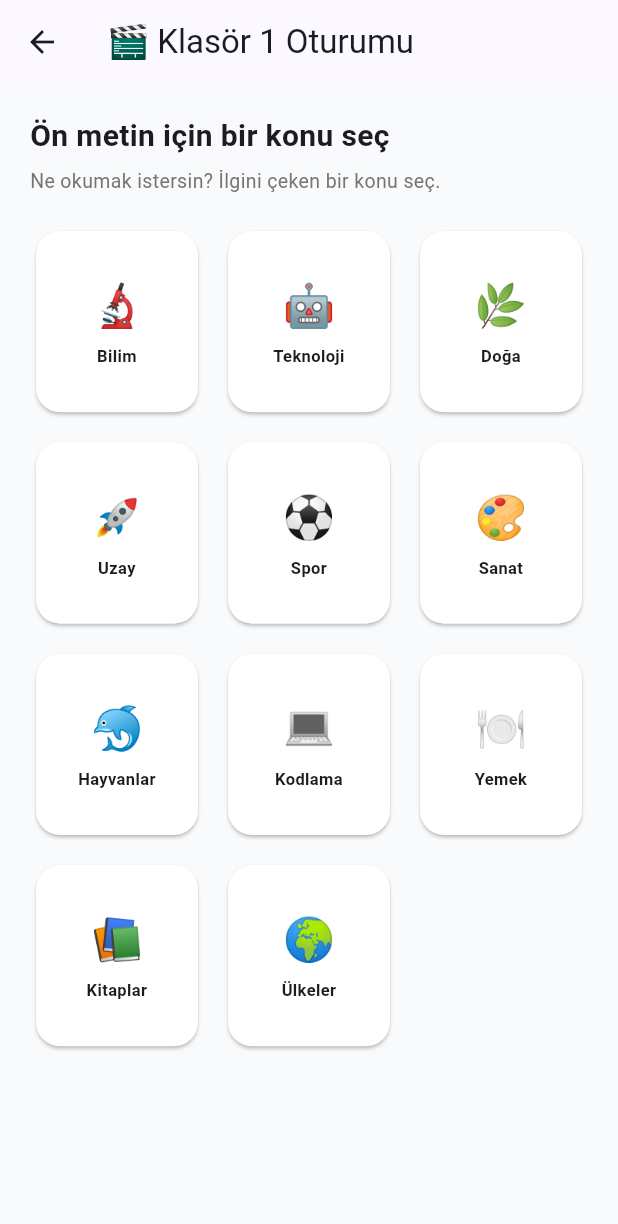
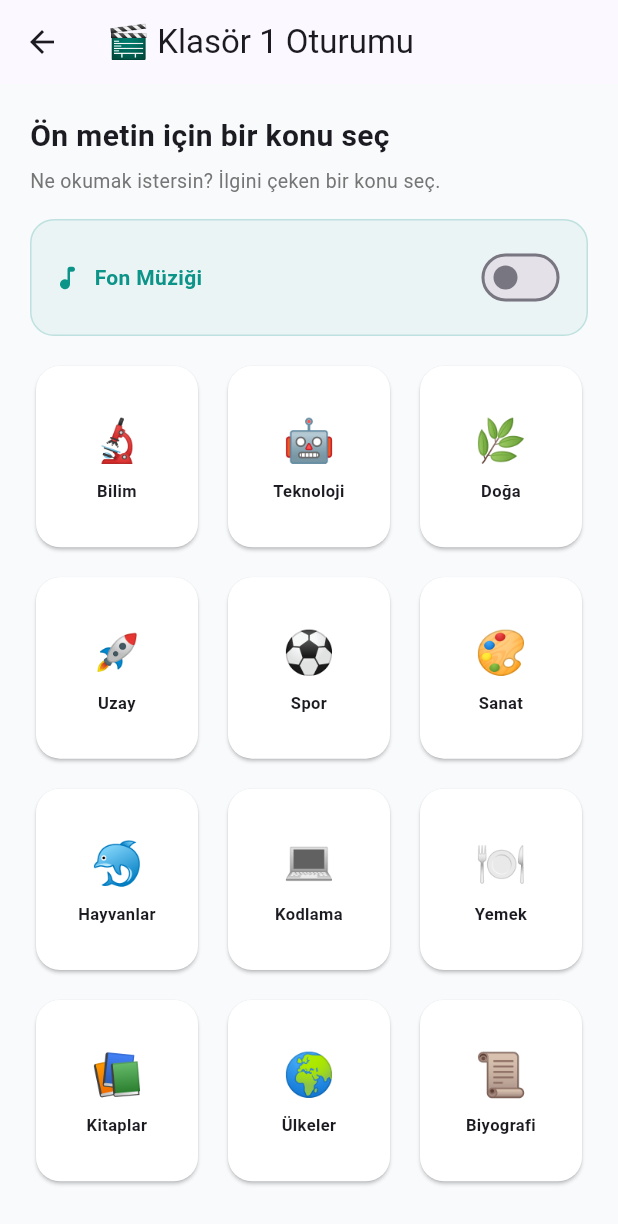
Before and after one commit to senerh6161-design/hizli-okuma-uygulamasi, a Flutter app: the Folder1SessionPage screen opened directly, after a tap on "OTURUMU BAŞLAT", on a phone screen of 412 x 824 dp. Shown: the top 1224 px of the screen. Run offline on Flutter 3.47's test engine with Material 3 defaults, Android fonts, the phone set to English and light mode, and no system bars; our stand-ins replace audioplayers, cloud_firestore, firebase_auth, firebase_core, shared_preferences; accounts and stored records are empty.

Commit message:
fon müzik eklendi

```diff
--- a/lib/models/audio_manager.dart
+++ b/lib/models/audio_manager.dart
@@ -1,30 +1,65 @@
 import 'package:audioplayers/audioplayers.dart';
+import 'package:flutter/foundation.dart';
 import 'settings_manager.dart';
 
-/// Okuma ekranlarında çalınan, kendi ürettiğimiz (telifsiz) sakin arka plan
-/// tonu. SettingsManager.isBackgroundMusicOn kapalıysa hiç çalmaz.
+/// Okuma ekranlarında çalınan fon müziği parçaları. 'calm' kendi ürettiğimiz
+/// (telifsiz) sentetik ton; 'motivational' ve 'inspiration' telifsiz
+/// (Pixabay) kaynaklardan indirilip projeye eklenmiş gerçek müzik parçaları.
+class BackgroundTrack {
+  final String id;
+  final String label;
+  final String asset;
+  const BackgroundTrack(this.id, this.label, this.asset);
+}
+
+const List<BackgroundTrack> kBackgroundTracks = [
+  BackgroundTrack('calm', '🎶 Sakin Ton', 'audio/calm_ambient.wav'),
+  BackgroundTrack('motivational', '🎵 Motivasyon', 'audio/bg_motivational.mp3'),
+  BackgroundTrack('inspiration', '🎵 İlham', 'audio/bg_inspiration.wav'),
+];
+
+BackgroundTrack trackById(String id) =>
+    kBackgroundTracks.firstWhere((t) => t.id == id, orElse: () => kBackgroundTracks.first);
+
+/// SettingsManager.isBackgroundMusicOn kapalıysa hiç çalmaz. Hangi parçanın
+/// çalınacağı SettingsManager.backgroundMusicTrack ile belirlenir.
 class AudioManager {
   static final AudioPlayer _player = AudioPlayer();
   static bool _isPlaying = false;
+  static String? _currentTrackId;
 
   static Future<void> startAmbient() async {
     if (!SettingsManager.isBackgroundMusicOn) return;
-    if (_isPlaying) return;
+    final trackId = SettingsManager.backgroundMusicTrack;
+    if (_isPlaying && _currentTrackId == trackId) return;
     _isPlaying = true;
+    _currentTrackId = trackId;
     try {
+      await _player.stop();
       await _player.setReleaseMode(ReleaseMode.loop);
       await _player.setVolume(0.5);
-      await _player.play(AssetSource('audio/calm_ambient.wav'));
-    } catch (_) {
-      // Ses cihazda/platformda çalışmazsa sessizce yok say — arka plan
-      // müziği bir "olursa iyi olur" özelliğidir, egzersizi engellemez.
+      await _player.play(AssetSource(trackById(trackId).asset));
+    } catch (e) {
+      // Ses cihazda/platformda çalışmazsa exercise'i engellemeden devam et,
+      // ama nedeni konsola yaz ki "ses gelmiyor" sorunları teşhis edilebilsin.
+      debugPrint('AudioManager: "$trackId" parçası çalınamadı: $e');
       _isPlaying = false;
+      _currentTrackId = null;
     }
+  }
+
+  /// Kullanıcı okumaya başlamadan ÖNCE parça değiştirirse (fon müziği zaten
+  /// çalıyorsa) yeni seçimle sorunsuz devam etsin diye.
+  static Future<void> switchTrackIfPlaying() async {
+    if (!_isPlaying) return;
+    _isPlaying = false;
+    await startAmbient();
   }
 
   static Future<void> stopAmbient() async {
     if (!_isPlaying) return;
     _isPlaying = false;
+    _currentTrackId = null;
     try {
       await _player.stop();
     } catch (_) {}
--- a/lib/models/comprehension_data.dart
+++ b/lib/models/comprehension_data.dart
@@ -41,6 +41,7 @@ class ComprehensionData {
     ReadingTopic(id: 'yemek', title: 'Yemek', emoji: '🍽️'),
     ReadingTopic(id: 'kitaplar', title: 'Kitaplar', emoji: '📚'),
     ReadingTopic(id: 'ulkeler', title: 'Ülkeler', emoji: '🌍'),
+    ReadingTopic(id: 'biyografi', title: 'Biyografi', emoji: '📜'),
   ];
 
   static ReadingTopic? topicById(String? id) {
@@ -364,6 +365,78 @@ class ComprehensionData {
         },
       ],
     ),
+    ReadingPassage(
+      id: 'p14',
+      title: 'İbni Sina: Tıbbın Öncüsü',
+      topic: 'biyografi',
+      content:
+          'İbni Sina, 980 yılında bugünkü Özbekistan sınırları içinde doğmuş ünlü bir bilgin ve hekimdir. Küçük yaşta tıp, felsefe ve matematik alanlarında kendini yetiştirmiş, on sekiz yaşına geldiğinde döneminin önde gelen hekimlerinden biri olmuştur. En bilinen eseri El-Kânun fi\'t-Tıbb (Tıbbın Kanunu), yüzyıllarca hem İslam dünyasında hem de Avrupa üniversitelerinde tıp eğitiminin temel kaynağı olarak okutulmuştur. İbni Sina\'nın çalışmaları, modern tıbbın gelişimine de önemli katkılar sağlamıştır.',
+      questions: [
+        {
+          'question': 'İbni Sina\'nın en bilinen eseri El-Kânun fi\'t-Tıbb\'dır.',
+          'answers': ['Doğru', 'Yanlış'],
+          'correct': 0,
+        },
+        {
+          'question': 'İbni Sina\'nın eserleri sadece İslam dünyasında okutulmuş, Avrupa\'da hiç kullanılmamıştır.',
+          'answers': ['Doğru', 'Yanlış'],
+          'correct': 1,
+        },
+        {
+          'question': 'İbni Sina, küçük yaşta tıp, felsefe ve matematik alanlarında kendini yetiştirmiştir.',
+          'answers': ['Doğru', 'Yanlış'],
+          'correct': 0,
+        },
+      ],
+    ),
+    ReadingPassage(
+      id: 'p15',
+      title: 'Ali Kuşçu: Yıldızların Bilgini',
+      topic: 'biyografi',
+      content:
+          'Ali Kuşçu, 15. yüzyılda yaşamış önemli bir Türk astronomu ve matematikçisidir. Semerkant\'ta Uluğ Bey Rasathanesi\'nde çalışarak gök cisimleri üzerine değerli gözlemler yapmıştır. Fatih Sultan Mehmed\'in daveti üzerine İstanbul\'a gelmiş, burada matematik ve astronomi alanında dersler vermiştir. Ali Kuşçu\'nun bilime katkılarını anmak için Ay üzerindeki bir krater onun adıyla anılmaktadır.',
+      questions: [
+        {
+          'question': 'Ali Kuşçu, Uluğ Bey Rasathanesi\'nde çalışmıştır.',
+          'answers': ['Doğru', 'Yanlış'],
+          'correct': 0,
+        },
+        {
+          'question': 'Ali Kuşçu, Fatih Sultan Mehmed\'in davetini reddederek İstanbul\'a hiç gitmemiştir.',
+          'answers': ['Doğru', 'Yanlış'],
+          'correct': 1,
+        },
+        {
+          'question': 'Ay üzerinde Ali Kuşçu\'nun adını taşıyan bir krater vardır.',
+          'answers': ['Doğru', 'Yanlış'],
+          'correct': 0,
+        },
+      ],
+    ),
+    ReadingPassage(
+      id: 'p16',
+      title: 'Bîrûnî: Çok Yönlü Bilgin',
+      topic: 'biyografi',
+      content:
+          'Bîrûnî, 973 yılında Harezm\'de doğmuş; matematik, astronomi, coğrafya ve tarih gibi pek çok alanda eser vermiş çok yönlü bir bilgindir. Dünya\'nın yarıçapını, o dönem için şaşırtıcı derecede doğru bir yöntemle hesaplamıştır. Hindistan\'a yaptığı geziler sonucunda kaleme aldığı Kitâbü\'l-Hind adlı eseriyle Hint kültürünü ve bilimini tanıtmıştır. Bîrûnî\'nin çalışmaları, onun tarihin ilk gerçek bilim insanlarından biri olarak anılmasını sağlamıştır.',
+      questions: [
+        {
+          'question': 'Bîrûnî, Dünya\'nın yarıçapını hesaplamıştır.',
+          'answers': ['Doğru', 'Yanlış'],
+          'correct': 0,
+        },
+        {
+          'question': 'Bîrûnî yalnızca astronomiyle ilgilenmiş, başka hiçbir alanda çalışma yapmamıştır.',
+          'answers': ['Doğru', 'Yanlış'],
+          'correct': 1,
+        },
+        {
+          'question': 'Kitâbü\'l-Hind, Bîrûnî\'nin Hindistan gezileri sonucunda yazdığı bir eserdir.',
+          'answers': ['Doğru', 'Yanlış'],
+          'correct': 0,
+        },
+      ],
+    ),
   ];
 
   /// Verilen konu id'sine ait metinleri döner. Konu null ise ya da o
--- a/lib/models/settings_manager.dart
+++ b/lib/models/settings_manager.dart
@@ -16,6 +16,10 @@ class SettingsManager {
   static bool isBackgroundMusicOn = false;
   static TimeOfDay reminderTime = const TimeOfDay(hour: 20, minute: 0);
 
+  // Fon müziği parçası: 'calm' | 'motivational' | 'inspiration'.
+  // AudioManager bu id'ye göre hangi ses dosyasını çalacağını seçer.
+  static String backgroundMusicTrack = 'calm';
+
   // Okuma teması: 'default' | 'blue' | 'green'. Anlama Testi'ndeki metin
   // kutusunun arka plan/rengini belirler (dinlendirici mavi/yeşil seçenekleri).
   static String readingTheme = 'default';
@@ -27,6 +31,7 @@ class SettingsManager {
   static const _kReminderMinute = 'settings_reminder_minute';
   static const _kReadingTheme = 'settings_reading_theme';
   static const _kBackgroundMusicOn = 'settings_background_music_on';
+  static const _kBackgroundMusicTrack = 'settings_background_music_track';
 
   /// main() içinde, runApp'ten ÖNCE bir kere çağrılmalı:
   ///   await SettingsManager.init();
@@ -38,6 +43,7 @@ class SettingsManager {
     isSoundOn = prefs.getBool(_kSoundOn) ?? false;
     isReminderOn = prefs.getBool(_kReminderOn) ?? true;
     isBackgroundMusicOn = prefs.getBool(_kBackgroundMusicOn) ?? false;
+    backgroundMusicTrack = prefs.getString(_kBackgroundMusicTrack) ?? 'calm';
     readingTheme = prefs.getString(_kReadingTheme) ?? 'default';
 
     final hour = prefs.getInt(_kReminderHour) ?? 20;
@@ -52,6 +58,7 @@ class SettingsManager {
     await prefs.setBool(_kSoundOn, isSoundOn);
     await prefs.setBool(_kReminderOn, isReminderOn);
     await prefs.setBool(_kBackgroundMusicOn, isBackgroundMusicOn);
+    await prefs.setString(_kBackgroundMusicTrack, backgroundMusicTrack);
     await prefs.setInt(_kReminderHour, reminderTime.hour);
     await prefs.setInt(_kReminderMinute, reminderTime.minute);
     await prefs.setString(_kReadingTheme, readingTheme);
@@ -106,7 +113,7 @@ class SettingsManager {
       case 'gray':
         return const Color(0xFF475569);
       default:
-        return const Color(0xFF4F46E5);
+        return const Color(0xFF2563EB);
     }
   }
 }
--- a/lib/views/exercises/circular_sequence_page.dart
+++ b/lib/views/exercises/circular_sequence_page.dart
@@ -396,7 +396,10 @@ class _CircularSequencePageState extends State<CircularSequencePage> {
                             child: GestureDetector(
                               onTap: () => _onTapSlot(i),
                               child: AnimatedContainer(
-                                duration: const Duration(milliseconds: 150),
+                                // En hızlı turda yuvalar arası 350ms var;
+                                // geçiş bu kadar yakın olursa bir önceki
+                                // vurgu tam sönmeden yenisi başlıyor.
+                                duration: const Duration(milliseconds: 90),
                                 width: nodeSize,
                                 height: nodeSize,
                                 decoration: BoxDecoration(
--- /dev/null
+++ b/lib/widgets/background_music_picker.dart
@@ -0,0 +1,86 @@
+import 'package:flutter/material.dart';
+import '../models/audio_manager.dart';
+import '../models/settings_manager.dart';
+
+/// Okuma metnine başlamadan önce (veya Ayarlar'da) gösterilen kompakt fon
+/// müziği kontrolü: aç/kapat anahtarı + parça seçim çipleri.
+class BackgroundMusicPicker extends StatefulWidget {
+  const BackgroundMusicPicker({super.key});
+
+  @override
+  State<BackgroundMusicPicker> createState() => _BackgroundMusicPickerState();
+}
+
+class _BackgroundMusicPickerState extends State<BackgroundMusicPicker> {
+  @override
+  Widget build(BuildContext context) {
+    final isOn = SettingsManager.isBackgroundMusicOn;
+    return Container(
+      width: double.infinity,
+      padding: const EdgeInsets.all(14),
+      decoration: BoxDecoration(
+        color: const Color(0xFF0D9488).withValues(alpha: 0.06),
+        borderRadius: BorderRadius.circular(16),
+        border: Border.all(color: const Color(0xFF0D9488).withValues(alpha: 0.2)),
+      ),
+      child: Column(
+        crossAxisAlignment: CrossAxisAlignment.start,
+        children: [
+          Row(
+            children: [
+              const Icon(Icons.music_note_rounded, color: Color(0xFF0D9488), size: 20),
+              const SizedBox(width: 8),
+              const Expanded(
+                child: Text(
+                  'Fon Müziği',
+                  style: TextStyle(fontWeight: FontWeight.bold, fontSize: 14, color: Color(0xFF0D9488)),
+                ),
+              ),
+              Switch(
+                value: isOn,
+                activeThumbColor: const Color(0xFF0D9488),
+                onChanged: (val) async {
+                  setState(() => SettingsManager.isBackgroundMusicOn = val);
+                  await SettingsManager.save();
+                  if (val) {
+                    await AudioManager.startAmbient();
+                  } else {
+                    await AudioManager.stopAmbient();
+                  }
+                },
+              ),
+            ],
+          ),
+          if (isOn) ...[
+            const SizedBox(height: 8),
+            Wrap(
+              spacing: 8,
+              runSpacing: 8,
+              children: kBackgroundTracks.map((track) {
+                final selected = SettingsManager.backgroundMusicTrack == track.id;
+                return ChoiceChip(
+                  label: Text(track.label),
+                  selected: selected,
+                  onSelected: (sel) async {
+                    if (!sel) return;
+                    setState(() => SettingsManager.backgroundMusicTrack = track.id);
+                    await SettingsManager.save();
+                    await AudioManager.switchTrackIfPlaying();
+                  },
+                  selectedColor: const Color(0xFF0D9488).withValues(alpha: 0.18),
+                  labelStyle: TextStyle(
+                    color: selected ? const Color(0xFF0D9488) : const Color(0xFF475569),
+                    fontWeight: selected ? FontWeight.bold : FontWeight.normal,
+                    fontSize: 12,
+                  ),
+                  side: BorderSide(color: selected ? const Color(0xFF0D9488) : const Color(0xFFE2E8F0)),
+                  backgroundColor: Colors.white,
+                );
+              }).toList(),
+            ),
+          ],
+        ],
+      ),
+    );
+  }
+}
--- a/pubspec.yaml
+++ b/pubspec.yaml
@@ -65,6 +65,8 @@ flutter:
 
   assets:
     - assets/audio/calm_ambient.wav
+    - assets/audio/bg_motivational.mp3
+    - assets/audio/bg_inspiration.wav
 
   # An image asset can refer to one or more resolution-specific "variants", see
   # https://flutter.dev/to/resolution-aware-images
```
Also changed, not shown: lib/models/progress_manager.dart (+9 -3 lines), lib/views/exercises/arrow_word_cycle_page.dart (+36 -9 lines), lib/views/exercises/exercise_folders_page.dart (+6 -7 lines), lib/views/exercises/eye_coordination_page.dart (+7 -1 lines), lib/views/exercises/folder1_session_page.dart (+60 -2 lines), lib/views/levels/level_page.dart (+6 -2 lines), lib/views/settings/settings_page.dart (+4 -14 lines), 3 other files.
